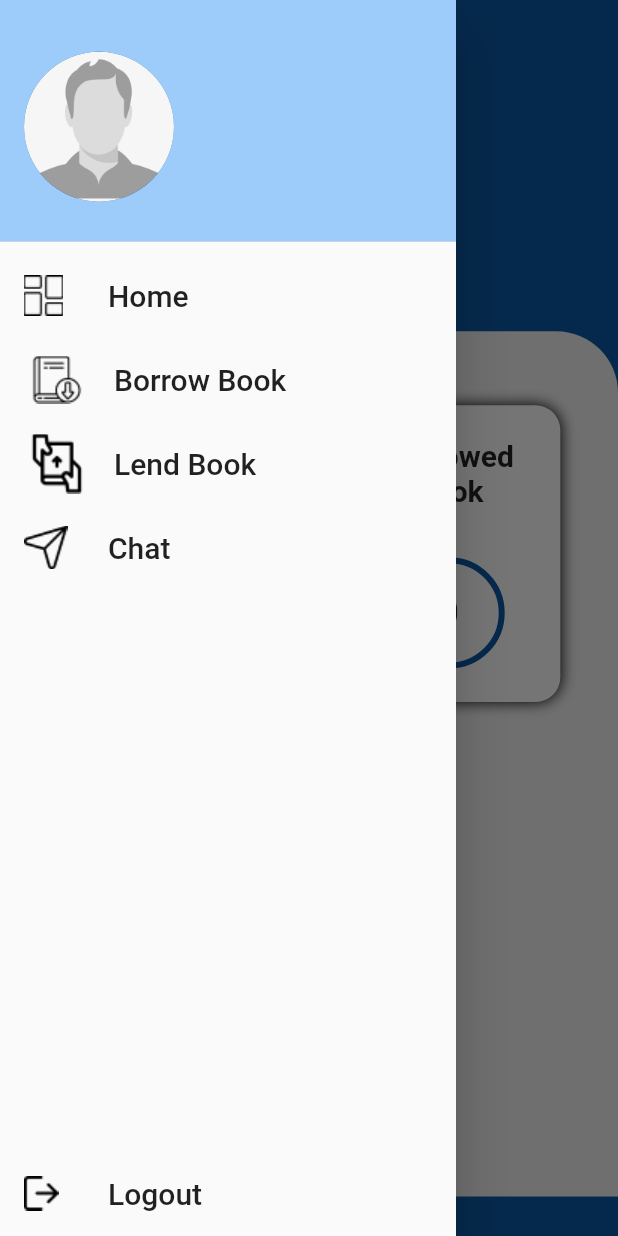
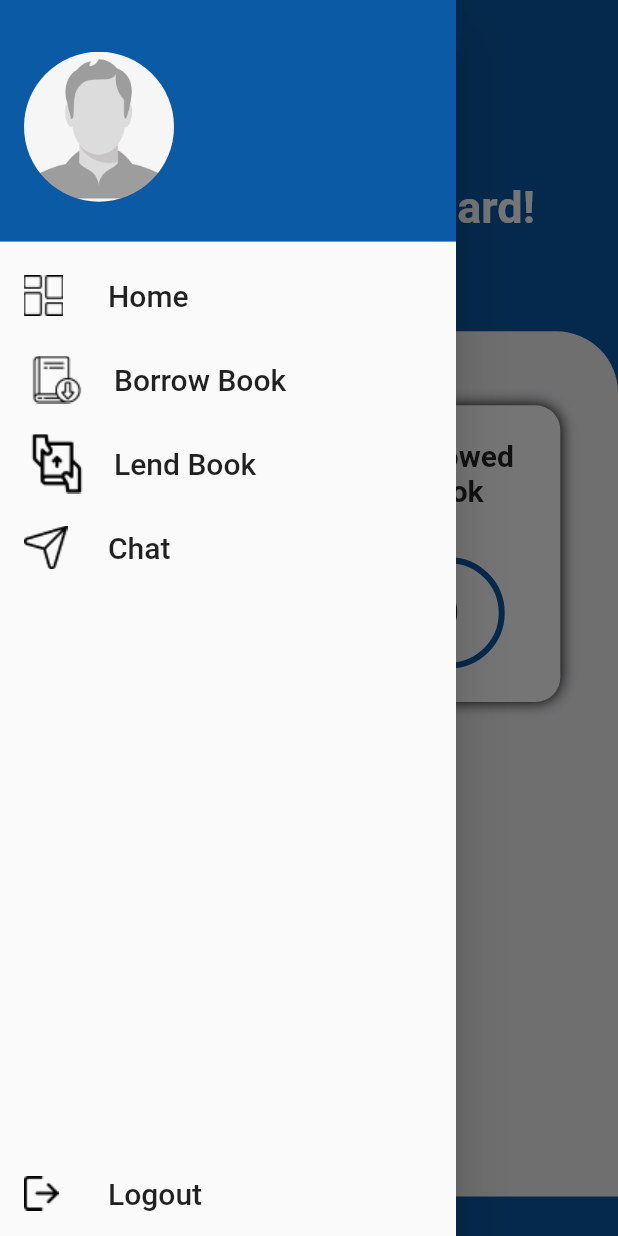
Before and after one commit to pushti0112/BookHook, a Flutter app: the DashboardScreen screen opened directly, with the side drawer open, on a phone screen of 412 x 824 dp. Run offline on Flutter 3.47's test engine with Material 2 defaults, Android fonts, the phone set to English and light mode, and no system bars; our stand-ins replace cool_alert, flutter_svg, shared_preferences, sizer; accounts and stored records are empty; network calls fail.

Commit message:
ui changes in drawer

```diff
--- a/lib/view/DashboardScreen.dart
+++ b/lib/view/DashboardScreen.dart
@@ -51,7 +51,7 @@ class _DashboardScreenState extends State<DashboardScreen> {
             height: 20.h,
             child: Center(
               child: Text(
-                "Dashboard",
+                "BookHook Dashboard!",
                 style: TextStyle(
                   color: Colors.white,
                   fontWeight: FontWeight.bold,
--- a/lib/widget/drawer_tray.dart
+++ b/lib/widget/drawer_tray.dart
@@ -6,9 +6,13 @@ import 'package:book_hook/view/BorrowBook.dart';
 import 'package:book_hook/view/DashboardScreen.dart';
 import 'package:book_hook/view/LendBookScreen.dart';
 import 'package:book_hook/view/LoginScreen.dart';
+import 'package:book_hook/view/ProfilePage.dart';
 import 'package:flutter/material.dart';
+// ignore: depend_on_referenced_packages
 import 'package:shared_preferences/shared_preferences.dart';
+// ignore: depend_on_referenced_packages
 import 'package:sizer/sizer.dart';
+// ignore: depend_on_referenced_packages
 import 'package:provider/provider.dart';
 
 class DrawerTray extends StatelessWidget {
@@ -27,9 +31,12 @@ class DrawerTray extends StatelessWidget {
     return Drawer(
       child: Column(
         children: [
-          DrawerHeader(
+
+          InkWell(
+            onTap: ()=>Navigator.pushReplacement(context, MaterialPageRoute(builder: (context) => ProfilePage())),
+            child: DrawerHeader(
               decoration: BoxDecoration(
-              color: AppColors.primaryLight
+                color: AppColors.primary
               ),
               child: Row(
                 crossAxisAlignment: CrossAxisAlignment.center,
@@ -48,7 +55,8 @@ class DrawerTray extends StatelessWidget {
                         Text('$l1 $l2',
                           style: TextStyle(
                             fontWeight: FontWeight.bold,
-                          fontSize: 20
+                            fontSize: 20,
+                            color: Colors.white,
                           ),
                         ),
                         SizedBox(
@@ -57,13 +65,15 @@ class DrawerTray extends StatelessWidget {
                         Text("$add1",
                           style: TextStyle(
                             fontSize: 18,
-                          fontWeight: FontWeight.w500
+                            fontWeight: FontWeight.w500,
+                            color: Colors.white,
                           ),
                         ),
                         Text("$zip",
                         style: TextStyle(
                             fontSize: 18,
-                          fontWeight: FontWeight.w500
+                            fontWeight: FontWeight.w500,
+                            color: Colors.white,
                           ),
                         ),
 
@@ -73,6 +83,7 @@ class DrawerTray extends StatelessWidget {
                 ],
               ),
             ),
+          ),
           ListTile(
             leading: Image.asset("assets/images/menu.png"),
             title: Text("Home",
@@ -80,7 +91,7 @@ class DrawerTray extends StatelessWidget {
             style: TextStyle(
               fontSize: 20
             ),),
-            onTap: ()=>Navigator.push(context, MaterialPageRoute(builder: (context) => DashboardScreen())),
+            onTap: ()=>Navigator.pushReplacement(context, MaterialPageRoute(builder: (context) => DashboardScreen())),
           ),
           ListTile(
             leading: Image.asset("assets/images/book1.png"),
@@ -89,7 +100,7 @@ class DrawerTray extends StatelessWidget {
             style: TextStyle(
               fontSize: 20
             ),),
-            onTap: ()=>Navigator.push(context, MaterialPageRoute(builder: (context) => BorrowBook())),
+            onTap: ()=>Navigator.pushReplacement(context, MaterialPageRoute(builder: (context) => BorrowBook())),
           ),
           ListTile(
             leading: Image.asset("assets/images/hand1.png"),
@@ -98,7 +109,7 @@ class DrawerTray extends StatelessWidget {
             style: TextStyle(
               fontSize: 20
             ),),
-            onTap: ()=>Navigator.push(context, MaterialPageRoute(builder: (context) => LendABookPage())),
+            onTap: ()=>Navigator.pushReplacement(context, MaterialPageRoute(builder: (context) => LendABookPage())),
           ),
           ListTile(
             leading: Image.asset("assets/images/send1.png"),
```
Also changed, not shown: lib/view/ForgotPasswordScreen.dart (added, +11 -0 lines). Lines whose indentation alone changed are shown as unchanged.
